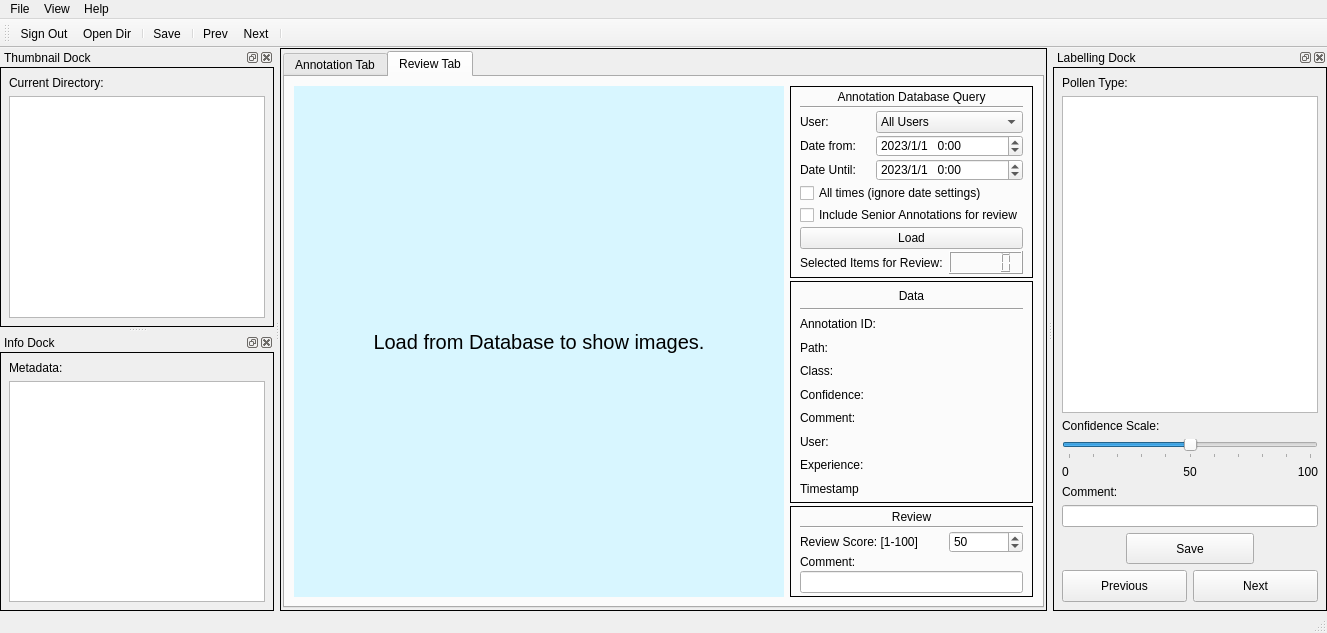
The window that Design/main_window.ui (MazsolasPuding/PollenAnnotationTool) describes before a commit, drawn with Qt 5.
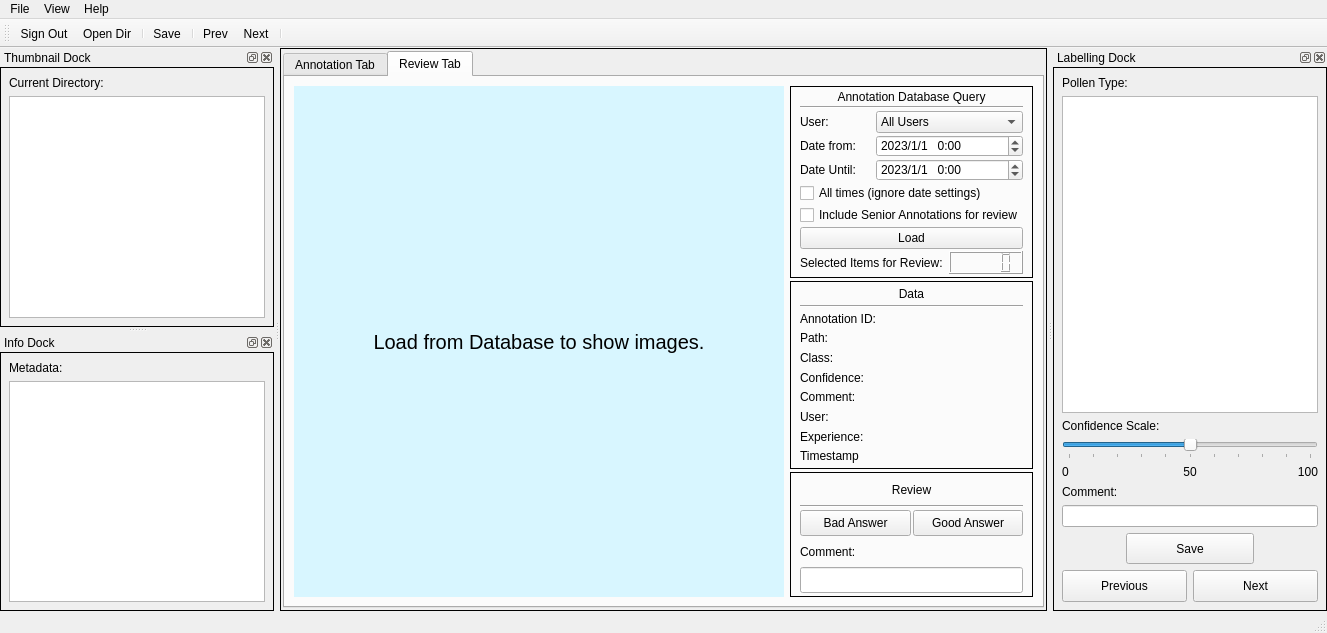
The same window after the commit. Icons and pictures are not drawn.

Commit message: Added Review Buttons and Fixed Thumbnail issue

Patch:
```diff
--- a/Design/main_window.ui
+++ b/Design/main_window.ui
@@ -120,7 +120,7 @@
          </widget>
         </item>
         <item>
-         <layout class="QVBoxLayout" name="verticalLayout_8" stretch="2,3,1">
+         <layout class="QVBoxLayout" name="verticalLayout_8" stretch="2,3,2">
           <property name="spacing">
            <number>3</number>
           </property>
@@ -651,27 +651,44 @@
               </widget>
              </item>
              <item>
-              <layout class="QHBoxLayout" name="horizontalLayout_11" stretch="2,1">
+              <layout class="QHBoxLayout" name="horizontalLayout_11" stretch="0,0">
                <item>
-                <widget class="QLabel" name="label_24">
+                <widget class="QPushButton" name="badAnsButton">
+                 <property name="sizePolicy">
+                  <sizepolicy hsizetype="Preferred" vsizetype="Minimum">
+                   <horstretch>0</horstretch>
+                   <verstretch>0</verstretch>
+                  </sizepolicy>
+                 </property>
                  <property name="text">
-                  <string>Review Score: [1-100]</string>
+                  <string>Bad Answer</string>
+                 </property>
+                 <property name="icon">
+                  <iconset resource="resources.qrc">
+                   <normaloff>:/Icons/cancel.png</normaloff>:/Icons/cancel.png</iconset>
+                 </property>
+                 <property name="checkable">
+                  <bool>true</bool>
                  </property>
                 </widget>
                </item>
                <item>
-                <widget class="QSpinBox" name="score_spinBox">
+                <widget class="QPushButton" name="goodAnsButton">
                  <property name="sizePolicy">
-                  <sizepolicy hsizetype="Minimum" vsizetype="Minimum">
+                  <sizepolicy hsizetype="Preferred" vsizetype="Minimum">
                    <horstretch>0</horstretch>
                    <verstretch>0</verstretch>
                   </sizepolicy>
                  </property>
-                 <property name="maximum">
-                  <number>100</number>
+                 <property name="text">
+                  <string>Good Answer</string>
                  </property>
-                 <property name="value">
-                  <number>50</number>
+                 <property name="icon">
+                  <iconset resource="resources.qrc">
+                   <normaloff>:/Icons/done.png</normaloff>:/Icons/done.png</iconset>
+                 </property>
+                 <property name="checkable">
+                  <bool>true</bool>
                  </property>
                 </widget>
                </item>
```
Left out of the diff: 4 changed lines with no effect on the pictures. The commit also changes 5 other files.
